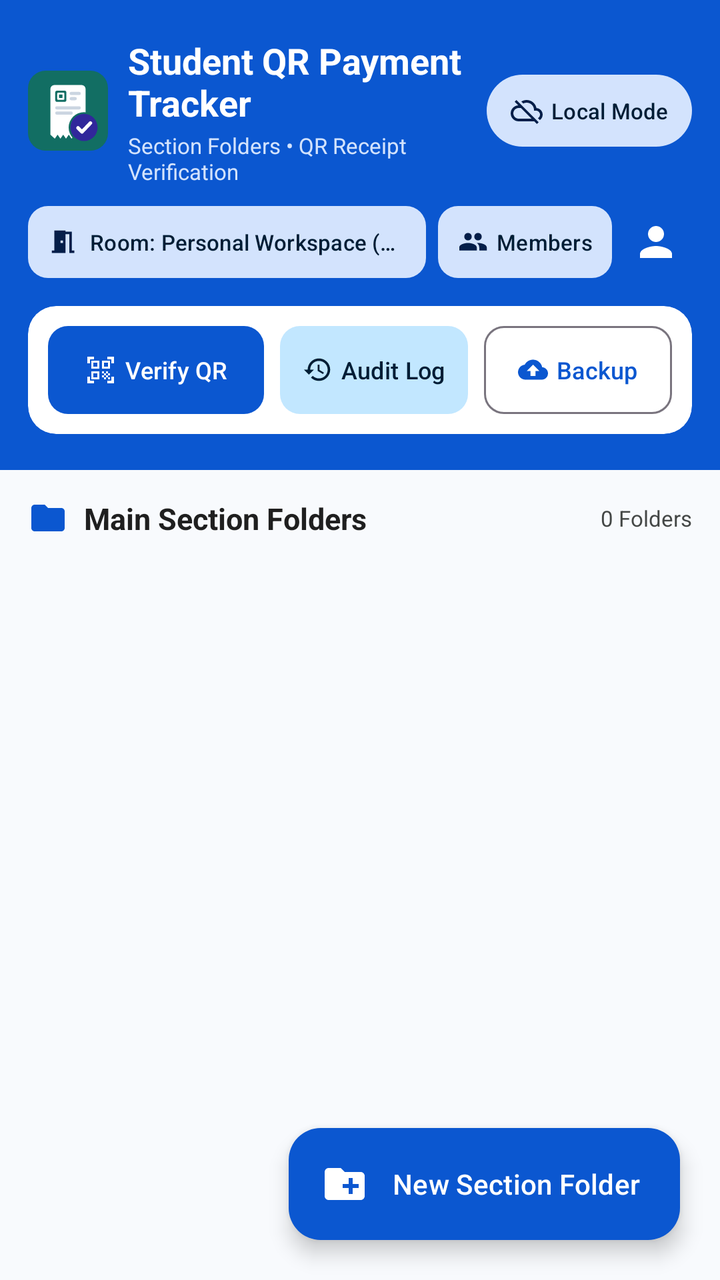
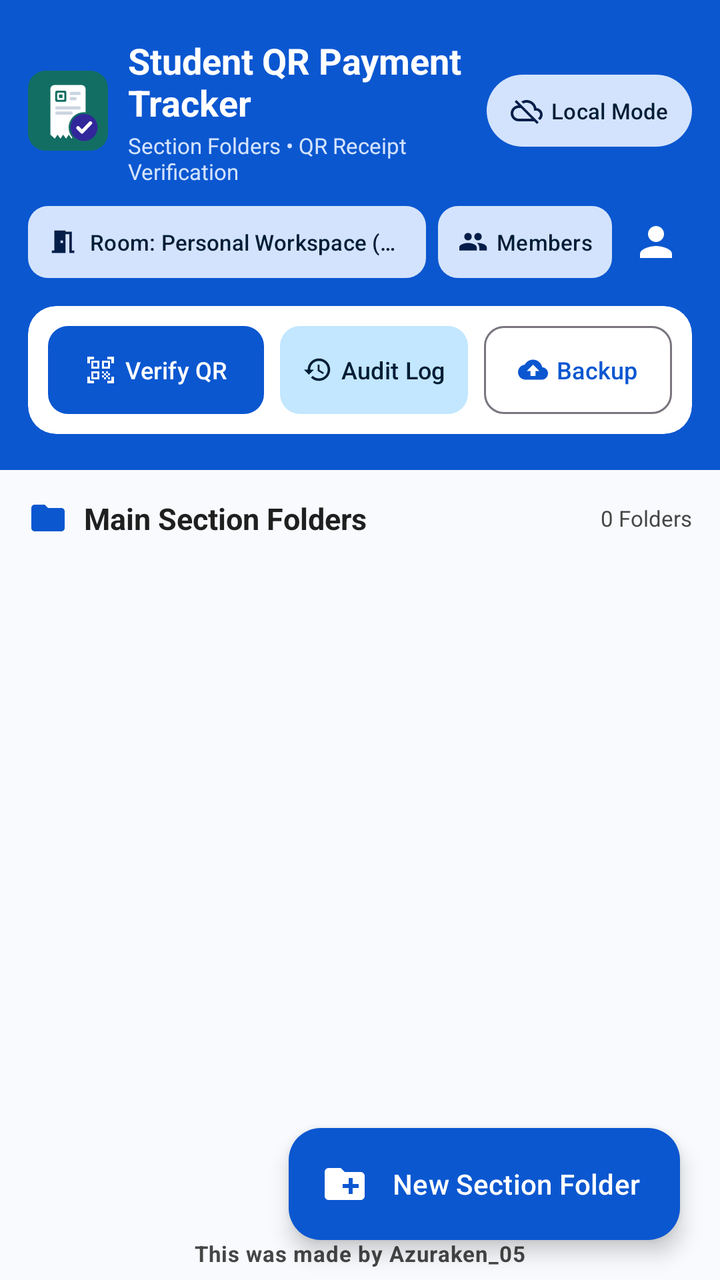

Screens rendered from an Android XML layout before and after an edit, with the pre-edit source and the edit as a unified diff.
<!-- AndroidManifest.xml: application theme Theme.QR_PaymentScan_Cash_N_Online -->
<!-- res/layout/activity_main.xml -->
<?xml version="1.0" encoding="utf-8"?>
<androidx.coordinatorlayout.widget.CoordinatorLayout xmlns:android="http://schemas.android.com/apk/res/android"
    xmlns:app="http://schemas.android.com/apk/res-auto"
    xmlns:tools="http://schemas.android.com/tools"
    android:id="@+id/main"
    android:layout_width="match_parent"
    android:layout_height="match_parent"
    android:background="@color/background_surface"
    tools:context=".MainActivity">

    <LinearLayout
        android:layout_width="match_parent"
        android:layout_height="match_parent"
        android:orientation="vertical">

        
        <LinearLayout
            android:layout_width="match_parent"
            android:layout_height="wrap_content"
            android:background="@color/primary"
            android:orientation="vertical"
            android:paddingHorizontal="@dimen/screen_outer_margin"
            android:paddingTop="18dp"
            android:paddingBottom="18dp">

            <LinearLayout
                android:layout_width="match_parent"
                android:layout_height="wrap_content"
                android:gravity="center_vertical"
                android:orientation="horizontal">

                <ImageView
                    android:layout_width="40dp"
                    android:layout_height="40dp"
                    android:layout_marginEnd="10dp"
                    android:contentDescription="@string/app_name"
                    android:src="@drawable/ic_app_logo" />

                <LinearLayout
                    android:layout_width="0dp"
                    android:layout_height="wrap_content"
                    android:layout_weight="1"
                    android:orientation="vertical">

                    <TextView
                        android:layout_width="match_parent"
                        android:layout_height="wrap_content"
                        android:text="@string/app_name"
                        android:textColor="@color/white"
                        android:textSize="@dimen/header_title_size"
                        android:textStyle="bold" />

                    <TextView
                        android:layout_width="match_parent"
                        android:layout_height="wrap_content"
                        android:layout_marginTop="2dp"
                        android:text="Section Folders • QR Receipt Verification"
                        android:textColor="@color/primary_container"
                        android:textSize="@dimen/label_text_size" />
                </LinearLayout>

                
                <com.google.android.material.button.MaterialButton
                    android:id="@+id/btnSyncStatusChip"
                    style="@style/Widget.Material3.Button.TonalButton"
                    android:layout_width="wrap_content"
                    android:layout_height="36dp"
                    android:ellipsize="end"
                    android:insetTop="0dp"
                    android:insetBottom="0dp"
                    android:maxLines="1"
                    android:minWidth="0dp"
                    android:paddingHorizontal="12dp"
                    android:singleLine="true"
                    android:text="Local Mode"
                    android:textSize="11sp"
                    app:backgroundTint="@color/primary_container"
                    app:cornerRadius="18dp"
                    app:icon="@drawable/ic_cloud_off"
                    app:iconPadding="4dp"
                    app:iconSize="16dp"
                    app:iconTint="@color/on_primary_container" />
            </LinearLayout>

            
            <LinearLayout
                android:layout_width="match_parent"
                android:layout_height="wrap_content"
                android:layout_marginTop="10dp"
                android:gravity="center_vertical"
                android:orientation="horizontal">

                <com.google.android.material.button.MaterialButton
                    android:id="@+id/btnActiveRoomSwitcher"
                    style="@style/Widget.Material3.Button.TonalButton"
                    android:layout_width="0dp"
                    android:layout_height="36dp"
                    android:layout_marginEnd="6dp"
                    android:layout_weight="1"
                    android:ellipsize="end"
                    android:insetTop="0dp"
                    android:insetBottom="0dp"
                    android:maxLines="1"
                    android:minWidth="0dp"
                    android:paddingHorizontal="10dp"
                    android:singleLine="true"
                    android:text="Room: Personal Workspace (OWNER)"
                    android:textAlignment="viewStart"
                    android:textSize="11sp"
                    app:backgroundTint="@color/primary_container"
                    app:cornerRadius="10dp"
                    app:icon="@drawable/ic_meeting_room"
                    app:iconPadding="6dp"
                    app:iconSize="15dp"
                    app:iconTint="@color/on_primary_container" />

                <com.google.android.material.button.MaterialButton
                    android:id="@+id/btnRoomMembersMain"
                    style="@style/Widget.Material3.Button.TonalButton"
                    android:layout_width="wrap_content"
                    android:layout_height="36dp"
                    android:layout_marginEnd="4dp"
                    android:ellipsize="end"
                    android:insetTop="0dp"
                    android:insetBottom="0dp"
                    android:maxLines="1"
                    android:minWidth="0dp"
                    android:paddingHorizontal="10dp"
                    android:singleLine="true"
                    android:text="Members"
                    android:textSize="11sp"
                    app:backgroundTint="@color/primary_container"
                    app:cornerRadius="10dp"
                    app:icon="@drawable/ic_group"
                    app:iconPadding="4dp"
                    app:iconSize="15dp"
                    app:iconTint="@color/on_primary_container" />

                <ImageButton
                    android:id="@+id/btnUserProfileMain"
                    android:layout_width="36dp"
                    android:layout_height="36dp"
                    android:background="?attr/selectableItemBackgroundBorderless"
                    android:contentDescription="Officer Account"
                    android:padding="6dp"
                    android:src="@drawable/ic_person"
                    app:tint="@color/white" />
            </LinearLayout>

            
            <com.google.android.material.card.MaterialCardView
                android:layout_width="match_parent"
                android:layout_height="wrap_content"
                android:layout_marginTop="14dp"
                app:cardBackgroundColor="@color/card_surface"
                app:cardCornerRadius="@dimen/card_corner_radius"
                app:cardElevation="0dp"
                app:strokeWidth="0dp">

                <LinearLayout
                    android:layout_width="match_parent"
                    android:layout_height="wrap_content"
                    android:gravity="center_vertical"
                    android:orientation="horizontal"
                    android:padding="10dp">

                    <com.google.android.material.button.MaterialButton
                        android:id="@+id/btnVerifyQrMain"
                        style="@style/Widget.Material3.Button"
                        android:layout_width="0dp"
                        android:layout_height="44dp"
                        android:layout_marginEnd="5dp"
                        android:layout_weight="1.15"
                        android:ellipsize="end"
                        android:insetTop="0dp"
                        android:insetBottom="0dp"
                        android:maxLines="1"
                        android:minWidth="0dp"
                        android:paddingHorizontal="10dp"
                        android:singleLine="true"
                        android:text="@string/verify_qr"
                        android:textSize="12sp"
                        app:backgroundTint="@color/primary"
                        app:cornerRadius="10dp"
                        app:icon="@drawable/ic_qr_code_scanner"
                        app:iconGravity="textStart"
                        app:iconPadding="4dp"
                        app:iconSize="16dp"
                        app:iconTint="@color/white" />

                    <com.google.android.material.button.MaterialButton
                        android:id="@+id/btnOpenAuditLogMain"
                        style="@style/Widget.Material3.Button.TonalButton"
                        android:layout_width="0dp"
                        android:layout_height="44dp"
                        android:layout_marginHorizontal="3dp"
                        android:layout_weight="1"
                        android:ellipsize="end"
                        android:insetTop="0dp"
                        android:insetBottom="0dp"
                        android:maxLines="1"
                        android:minWidth="0dp"
                        android:paddingHorizontal="10dp"
                        android:singleLine="true"
                        android:text="@string/audit_log"
                        android:textSize="12sp"
                        app:cornerRadius="10dp"
                        app:icon="@drawable/ic_history"
                        app:iconGravity="textStart"
                        app:iconPadding="4dp"
                        app:iconSize="15dp" />

                    <com.google.android.material.button.MaterialButton
                        android:id="@+id/btnBackupRestoreMain"
                        style="@style/Widget.Material3.Button.OutlinedButton"
                        android:layout_width="0dp"
                        android:layout_height="44dp"
                        android:layout_marginStart="5dp"
                        android:layout_weight="1"
                        android:ellipsize="end"
                        android:insetTop="0dp"
                        android:insetBottom="0dp"
                        android:maxLines="1"
                        android:minWidth="0dp"
                        android:paddingHorizontal="10dp"
                        android:singleLine="true"
                        android:text="Backup"
                        android:textSize="12sp"
                        app:cornerRadius="10dp"
                        app:icon="@drawable/ic_backup"
                        app:iconGravity="textStart"
                        app:iconPadding="4dp"
                        app:iconSize="15dp" />
                </LinearLayout>
            </com.google.android.material.card.MaterialCardView>
        </LinearLayout>

        
        <LinearLayout
            android:layout_width="match_parent"
            android:layout_height="wrap_content"
            android:gravity="center_vertical"
            android:orientation="horizontal"
            android:paddingHorizontal="@dimen/screen_outer_margin"
            android:paddingTop="14dp"
            android:paddingBottom="6dp">

            <ImageView
                android:layout_width="20dp"
                android:layout_height="20dp"
                android:contentDescription="Folders"
                android:src="@drawable/ic_folder"
                app:tint="@color/primary" />

            <TextView
                android:layout_width="0dp"
                android:layout_height="wrap_content"
                android:layout_marginStart="8dp"
                android:layout_weight="1"
                android:text="Main Section Folders"
                android:textColor="@color/text_primary"
                android:textSize="@dimen/card_title_size"
                android:textStyle="bold" />

            <TextView
                android:id="@+id/tvSectionCountBadge"
                android:layout_width="wrap_content"
                android:layout_height="wrap_content"
                android:text="0 Folders"
                android:textColor="@color/text_secondary"
                android:textSize="@dimen/label_text_size" />
        </LinearLayout>

        
        <FrameLayout
            android:layout_width="match_parent"
            android:layout_height="0dp"
            android:layout_weight="1">

            <androidx.recyclerview.widget.RecyclerView
                android:id="@+id/rvSections"
                android:layout_width="match_parent"
                android:layout_height="match_parent"
                android:clipToPadding="false"
                android:paddingHorizontal="@dimen/screen_outer_margin"
                android:paddingTop="4dp"
                android:paddingBottom="96dp" />

            <LinearLayout
                android:id="@+id/layoutEmptySections"
                android:layout_width="match_parent"
                android:layout_height="match_parent"
                android:gravity="center"
                android:orientation="vertical"
                android:padding="32dp"
                android:visibility="gone">

                <ImageView
                    android:layout_width="64dp"
                    android:layout_height="64dp"
                    android:contentDescription="No section folders"
                    android:src="@drawable/ic_create_new_folder"
                    app:tint="@color/primary" />

                <TextView
                    android:layout_width="wrap_content"
                    android:layout_height="wrap_content"
                    android:layout_marginTop="12dp"
                    android:text="No Section Folders Yet"
                    android:textColor="@color/text_primary"
                    android:textSize="18sp"
                    android:textStyle="bold" />

                <TextView
                    android:layout_width="wrap_content"
                    android:layout_height="wrap_content"
                    android:layout_marginTop="6dp"
                    android:gravity="center"
                    android:text="Create a Main Section Folder (e.g., BSCS 3A or Grade 12 - Rizal). You can also organize nested Sub-Folders (e.g., Event T-Shirt, Org Fee) inside any folder."
                    android:textColor="@color/text_secondary"
                    android:textSize="@dimen/body_text_size" />
            </LinearLayout>
        </FrameLayout>
    </LinearLayout>

    <com.google.android.material.floatingactionbutton.ExtendedFloatingActionButton
        android:id="@+id/fabNewSection"
        android:layout_width="wrap_content"
        android:layout_height="wrap_content"
        android:layout_gravity="bottom|end"
        android:layout_margin="20dp"
        android:text="@string/new_section_folder"
        android:textColor="@color/white"
        app:backgroundTint="@color/primary"
        app:icon="@drawable/ic_create_new_folder"
        app:iconTint="@color/white" />

</androidx.coordinatorlayout.widget.CoordinatorLayout>
<!-- resources referenced by this layout -->
<resources>
  <color name="background_surface">#FFF8FAFD</color>
  <color name="card_surface">#FFFFFFFF</color>
  <color name="on_primary_container">#FF041E49</color>
  <color name="primary">#FF0B57D0</color>
  <color name="primary_container">#FFD3E3FD</color>
  <color name="text_primary">#FF1F1F1F</color>
  <color name="text_secondary">#FF444746</color>
  <color name="white">#FFFFFFFF</color>
  <dimen name="body_text_size">13sp</dimen>
  <dimen name="card_corner_radius">14dp</dimen>
  <dimen name="card_title_size">15sp</dimen>
  <dimen name="header_title_size">18sp</dimen>
  <dimen name="label_text_size">11sp</dimen>
  <dimen name="screen_outer_margin">14dp</dimen>
  <!-- drawable ic_backup (drawable) -->
  <vector xmlns:android="http://schemas.android.com/apk/res/android"
      android:width="24dp"
      android:height="24dp"
      android:viewportWidth="24"
      android:viewportHeight="24">
      <path
          android:fillColor="#FF000000"
          android:pathData="M19.35,10.04C18.67,6.59 15.64,4 12,4C9.11,4 6.6,5.64 5.35,8.04C2.34,8.36 0,10.91 0,14c0,3.31 2.69,6 6,6h13c2.76,0 5,-2.24 5,-5C24,12.36 21.95,10.22 19.35,10.04zM14,13v4h-4v-4H7l5,-5l5,5H14z" />
  </vector>
  <!-- drawable ic_create_new_folder (drawable) -->
  <vector xmlns:android="http://schemas.android.com/apk/res/android"
      android:width="24dp"
      android:height="24dp"
      android:viewportWidth="24"
      android:viewportHeight="24">
      <path
          android:fillColor="#FF000000"
          android:pathData="M20,6h-8l-2,-2H4C2.89,4 2.01,4.89 2.01,6L2,18c0,1.11 0.89,2 2,2h16c1.11,0 2,-0.89 2,-2V8C22,6.89 21.11,6 20,6zM19,14h-3v3h-2v-3h-3v-2h3V9h2v3h3V14z" />
  </vector>
  <!-- drawable ic_folder (drawable) -->
  <vector xmlns:android="http://schemas.android.com/apk/res/android"
      android:width="24dp"
      android:height="24dp"
      android:viewportWidth="24"
      android:viewportHeight="24">
      <path
          android:fillColor="#FF000000"
          android:pathData="M10,4H4C2.9,4 2.01,4.9 2.01,6L2,18c0,1.1 0.9,2 2,2h16c1.1,0 2,-0.9 2,-2V8c0,-1.1 -0.9,-2 -2,-2h-8L10,4z" />
  </vector>
  <!-- drawable ic_meeting_room (drawable) -->
  <vector xmlns:android="http://schemas.android.com/apk/res/android"
      android:width="24dp"
      android:height="24dp"
      android:viewportWidth="24"
      android:viewportHeight="24">
      <path
          android:fillColor="#000000"
          android:pathData="M14,6v15H3v-2h2V3h9v1h5v15h2v2h-4V6h-3zM10,11v2h2v-2h-2z" />
  </vector>
  <!-- drawable ic_person (drawable) -->
  <vector xmlns:android="http://schemas.android.com/apk/res/android"
      android:width="24dp"
      android:height="24dp"
      android:viewportWidth="24"
      android:viewportHeight="24">
      <path
          android:fillColor="#000000"
          android:pathData="M12,12c2.21,0 4,-1.79 4,-4s-1.79,-4 -4,-4 -4,1.79 -4,4 1.79,4 4,4zM12,14c-2.67,0 -8,1.34 -8,4v2h16v-2c0,-2.66 -5.33,-4 -8,-4z" />
  </vector>
  <string name="app_name">Student QR Payment Tracker</string>
  <string name="audit_log">Audit Log</string>
  <string name="new_section_folder">New Section Folder</string>
  <string name="verify_qr">Verify QR</string>
  <style name="Theme.QR_PaymentScan_Cash_N_Online" parent="Base.Theme.QR_PaymentScan_Cash_N_Online" />
  <color name="on_primary">#FFFFFFFF</color>
  <color name="secondary">#FF00639B</color>
  <color name="on_secondary">#FFFFFFFF</color>
  <color name="secondary_container">#FFC2E7FF</color>
  <color name="on_secondary_container">#FF001D35</color>
  <!-- unchanged entries left out for length: 6 -->
</resources>

<!-- the commit's change to res/layout/activity_main.xml (unified diff, before → after) -->
@@ -321,6 +321,19 @@
                     android:textSize="@dimen/body_text_size" />
             </LinearLayout>
         </FrameLayout>
+
+        
+        <TextView
+            android:layout_width="match_parent"
+            android:layout_height="wrap_content"
+            android:background="@color/background_surface"
+            android:gravity="center"
+            android:letterSpacing="0.03"
+            android:paddingVertical="6dp"
+            android:text="@string/trademark_credit"
+            android:textColor="@color/text_secondary"
+            android:textSize="11sp"
+            android:textStyle="bold" />
     </LinearLayout>
 
     <com.google.android.material.floatingactionbutton.ExtendedFloatingActionButton
<!-- resource entries referenced after the edit -->
@@ -67,6 +67,7 @@
   <string name="app_name">Student QR Payment Tracker</string>
   <string name="audit_log">Audit Log</string>
   <string name="new_section_folder">New Section Folder</string>
+  <string name="trademark_credit">This was made by Azuraken_05</string>
   <string name="verify_qr">Verify QR</string>
   <style name="Theme.QR_PaymentScan_Cash_N_Online" parent="Base.Theme.QR_PaymentScan_Cash_N_Online" />
   <color name="on_primary">#FFFFFFFF</color>
